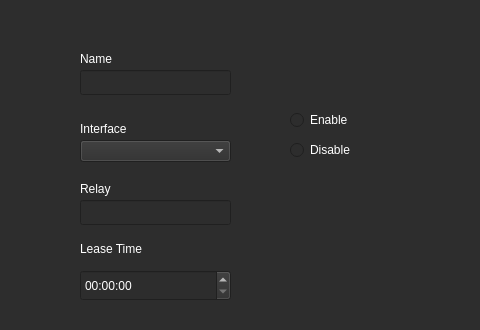
First picture: the form in UI/DHCPConfig.ui, repository monico18/LTI-SDN-Controller, before the edit; both pictures show x 0 to 480 and y 0 to 330 of the 889 by 698 pixel window.
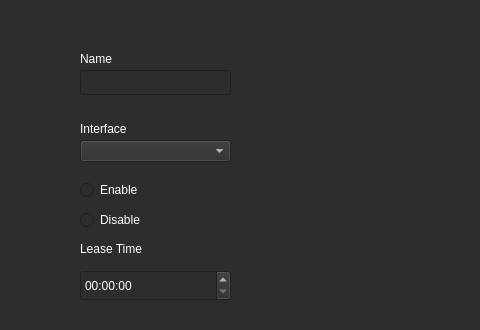
Second picture: the form after the edit.

The edit to the form file:
```diff
--- a/UI/DHCPConfig.ui
+++ b/UI/DHCPConfig.ui
@@ -1021,385 +1021,6 @@
     <string>Interface</string>
    </property>
   </widget>
-  <widget class="QLineEdit" name="line_relay">
-   <property name="enabled">
-    <bool>true</bool>
-   </property>
-   <property name="geometry">
-    <rect>
-     <x>80</x>
-     <y>200</y>
-     <width>151</width>
-     <height>25</height>
-    </rect>
-   </property>
-   <property name="palette">
-    <palette>
-     <active>
-      <colorrole role="WindowText">
-       <brush brushstyle="SolidPattern">
-        <color alpha="255">
-         <red>255</red>
-         <green>255</green>
-         <blue>255</blue>
-        </color>
-       </brush>
-      </colorrole>
-      <colorrole role="Button">
-       <brush brushstyle="SolidPattern">
-        <color alpha="255">
-         <red>45</red>
-         <green>45</green>
-         <blue>45</blue>
-        </color>
-       </brush>
-      </colorrole>
-      <colorrole role="Text">
-       <brush brushstyle="SolidPattern">
-        <color alpha="255">
-         <red>255</red>
-         <green>255</green>
-         <blue>255</blue>
-        </color>
-       </brush>
-      </colorrole>
-      <colorrole role="ButtonText">
-       <brush brushstyle="SolidPattern">
-        <color alpha="255">
-         <red>255</red>
-         <green>255</green>
-         <blue>255</blue>
-        </color>
-       </brush>
-      </colorrole>
-      <colorrole role="Base">
-       <brush brushstyle="SolidPattern">
-        <color alpha="255">
-         <red>45</red>
-         <green>45</green>
-         <blue>45</blue>
-        </color>
-       </brush>
-      </colorrole>
-      <colorrole role="Window">
-       <brush brushstyle="SolidPattern">
-        <color alpha="255">
-         <red>45</red>
-         <green>45</green>
-         <blue>45</blue>
-        </color>
-       </brush>
-      </colorrole>
-     </active>
-     <inactive>
-      <colorrole role="WindowText">
-       <brush brushstyle="SolidPattern">
-        <color alpha="255">
-         <red>255</red>
-         <green>255</green>
-         <blue>255</blue>
-        </color>
-       </brush>
-      </colorrole>
-      <colorrole role="Button">
-       <brush brushstyle="SolidPattern">
-        <color alpha="255">
-         <red>45</red>
-         <green>45</green>
-         <blue>45</blue>
-        </color>
-       </brush>
-      </colorrole>
-      <colorrole role="Text">
-       <brush brushstyle="SolidPattern">
-        <color alpha="255">
-         <red>255</red>
-         <green>255</green>
-         <blue>255</blue>
-        </color>
-       </brush>
-      </colorrole>
-      <colorrole role="ButtonText">
-       <brush brushstyle="SolidPattern">
-        <color alpha="255">
-         <red>255</red>
-         <green>255</green>
-         <blue>255</blue>
-        </color>
-       </brush>
-      </colorrole>
-      <colorrole role="Base">
-       <brush brushstyle="SolidPattern">
-        <color alpha="255">
-         <red>45</red>
-         <green>45</green>
-         <blue>45</blue>
-        </color>
-       </brush>
-      </colorrole>
-      <colorrole role="Window">
-       <brush brushstyle="SolidPattern">
-        <color alpha="255">
-         <red>45</red>
-         <green>45</green>
-         <blue>45</blue>
-        </color>
-       </brush>
-      </colorrole>
-     </inactive>
-     <disabled>
-      <colorrole role="WindowText">
-       <brush brushstyle="SolidPattern">
-        <color alpha="255">
-         <red>120</red>
-         <green>120</green>
-         <blue>120</blue>
-        </color>
-       </brush>
-      </colorrole>
-      <colorrole role="Button">
-       <brush brushstyle="SolidPattern">
-        <color alpha="255">
-         <red>45</red>
-         <green>45</green>
-         <blue>45</blue>
-        </color>
-       </brush>
-      </colorrole>
-      <colorrole role="Text">
-       <brush brushstyle="SolidPattern">
-        <color alpha="255">
-         <red>120</red>
-         <green>120</green>
-         <blue>120</blue>
-        </color>
-       </brush>
-      </colorrole>
-      <colorrole role="ButtonText">
-       <brush brushstyle="SolidPattern">
-        <color alpha="255">
-         <red>120</red>
-         <green>120</green>
-         <blue>120</blue>
-        </color>
-       </brush>
-      </colorrole>
-      <colorrole role="Base">
-       <brush brushstyle="SolidPattern">
-        <color alpha="255">
-         <red>45</red>
-         <green>45</green>
-         <blue>45</blue>
-        </color>
-       </brush>
-      </colorrole>
-      <colorrole role="Window">
-       <brush brushstyle="SolidPattern">
-        <color alpha="255">
-         <red>45</red>
-         <green>45</green>
-         <blue>45</blue>
-        </color>
-       </brush>
-      </colorrole>
-     </disabled>
-    </palette>
-   </property>
-   <property name="mouseTracking">
-    <bool>false</bool>
-   </property>
-   <property name="focusPolicy">
-    <enum>Qt::ClickFocus</enum>
-   </property>
-   <property name="text">
-    <string/>
-   </property>
-  </widget>
-  <widget class="QLabel" name="label_2">
-   <property name="geometry">
-    <rect>
-     <x>80</x>
-     <y>180</y>
-     <width>61</width>
-     <height>17</height>
-    </rect>
-   </property>
-   <property name="palette">
-    <palette>
-     <active>
-      <colorrole role="WindowText">
-       <brush brushstyle="SolidPattern">
-        <color alpha="255">
-         <red>255</red>
-         <green>255</green>
-         <blue>255</blue>
-        </color>
-       </brush>
-      </colorrole>
-      <colorrole role="Button">
-       <brush brushstyle="SolidPattern">
-        <color alpha="255">
-         <red>45</red>
-         <green>45</green>
-         <blue>45</blue>
-        </color>
-       </brush>
-      </colorrole>
-      <colorrole role="Text">
-       <brush brushstyle="SolidPattern">
-        <color alpha="255">
-         <red>255</red>
-         <green>255</green>
-         <blue>255</blue>
-        </color>
-       </brush>
-      </colorrole>
-      <colorrole role="ButtonText">
-       <brush brushstyle="SolidPattern">
-        <color alpha="255">
-         <red>255</red>
-         <green>255</green>
-         <blue>255</blue>
-        </color>
-       </brush>
-      </colorrole>
-      <colorrole role="Base">
-       <brush brushstyle="SolidPattern">
-        <color alpha="255">
-         <red>45</red>
-         <green>45</green>
-         <blue>45</blue>
-        </color>
-       </brush>
-      </colorrole>
-      <colorrole role="Window">
-       <brush brushstyle="SolidPattern">
-        <color alpha="255">
-         <red>45</red>
-         <green>45</green>
-         <blue>45</blue>
-        </color>
-       </brush>
-      </colorrole>
-     </active>
-     <inactive>
-      <colorrole role="WindowText">
-       <brush brushstyle="SolidPattern">
-        <color alpha="255">
-         <red>255</red>
-         <green>255</green>
-         <blue>255</blue>
-        </color>
-       </brush>
-      </colorrole>
-      <colorrole role="Button">
-       <brush brushstyle="SolidPattern">
-        <color alpha="255">
-         <red>45</red>
-         <green>45</green>
-         <blue>45</blue>
-        </color>
-       </brush>
-      </colorrole>
-      <colorrole role="Text">
-       <brush brushstyle="SolidPattern">
-        <color alpha="255">
-         <red>255</red>
-         <green>255</green>
-         <blue>255</blue>
-        </color>
-       </brush>
-      </colorrole>
-      <colorrole role="ButtonText">
-       <brush brushstyle="SolidPattern">
-        <color alpha="255">
-         <red>255</red>
-         <green>255</green>
-         <blue>255</blue>
-        </color>
-       </brush>
-      </colorrole>
-      <colorrole role="Base">
-       <brush brushstyle="SolidPattern">
-        <color alpha="255">
-         <red>45</red>
-         <green>45</green>
-         <blue>45</blue>
-        </color>
-       </brush>
-      </colorrole>
-      <colorrole role="Window">
-       <brush brushstyle="SolidPattern">
-        <color alpha="255">
-         <red>45</red>
-         <green>45</green>
-         <blue>45</blue>
-        </color>
-       </brush>
-      </colorrole>
-     </inactive>
-     <disabled>
-      <colorrole role="WindowText">
-       <brush brushstyle="SolidPattern">
-        <color alpha="255">
-         <red>120</red>
-         <green>120</green>
-         <blue>120</blue>
-        </color>
-       </brush>
-      </colorrole>
-      <colorrole role="Button">
-       <brush brushstyle="SolidPattern">
-        <color alpha="255">
-         <red>45</red>
-         <green>45</green>
-         <blue>45</blue>
-        </color>
-       </brush>
-      </colorrole>
-      <colorrole role="Text">
-       <brush brushstyle="SolidPattern">
-        <color alpha="255">
-         <red>120</red>
-         <green>120</green>
-         <blue>120</blue>
-        </color>
-       </brush>
-      </colorrole>
-      <colorrole role="ButtonText">
-       <brush brushstyle="SolidPattern">
-        <color alpha="255">
-         <red>120</red>
-         <green>120</green>
-         <blue>120</blue>
-        </color>
-       </brush>
-      </colorrole>
-      <colorrole role="Base">
-       <brush brushstyle="SolidPattern">
-        <color alpha="255">
-         <red>45</red>
-         <green>45</green>
-         <blue>45</blue>
-        </color>
-       </brush>
-      </colorrole>
-      <colorrole role="Window">
-       <brush brushstyle="SolidPattern">
-        <color alpha="255">
-         <red>45</red>
-         <green>45</green>
-         <blue>45</blue>
-        </color>
-       </brush>
-      </colorrole>
-     </disabled>
-    </palette>
-   </property>
-   <property name="text">
-    <string>Relay</string>
-   </property>
-  </widget>
   <widget class="QTimeEdit" name="lease_time">
    <property name="geometry">
     <rect>
@@ -2194,8 +1815,8 @@
   <widget class="QRadioButton" name="radio_enable">
    <property name="geometry">
     <rect>
-     <x>290</x>
-     <y>110</y>
+     <x>80</x>
+     <y>180</y>
      <width>95</width>
      <height>20</height>
     </rect>
@@ -2325,8 +1946,8 @@
   <widget class="QRadioButton" name="radio_disable">
    <property name="geometry">
     <rect>
-     <x>290</x>
-     <y>140</y>
+     <x>80</x>
+     <y>210</y>
      <width>95</width>
      <height>20</height>
     </rect>
```
